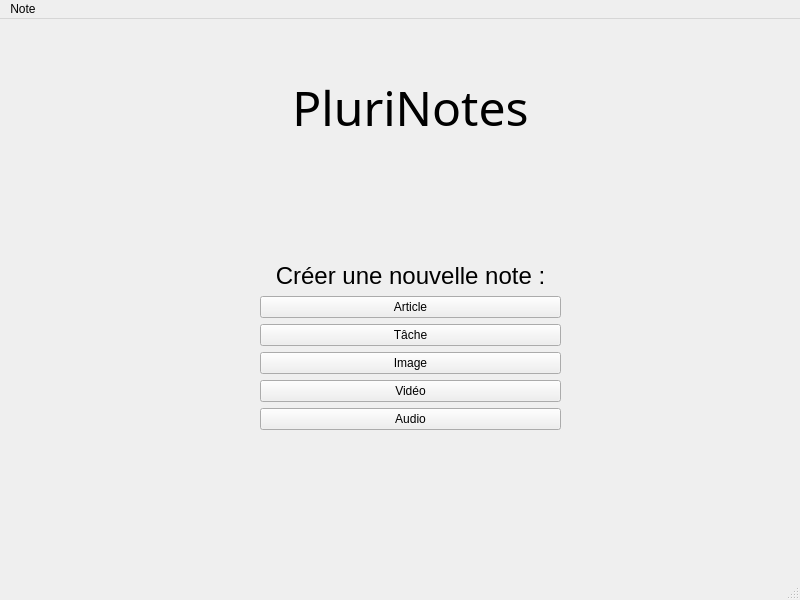
Qt form PluriNote/mainwindow.ui (Loickwpj/LO21_project) before a commit.
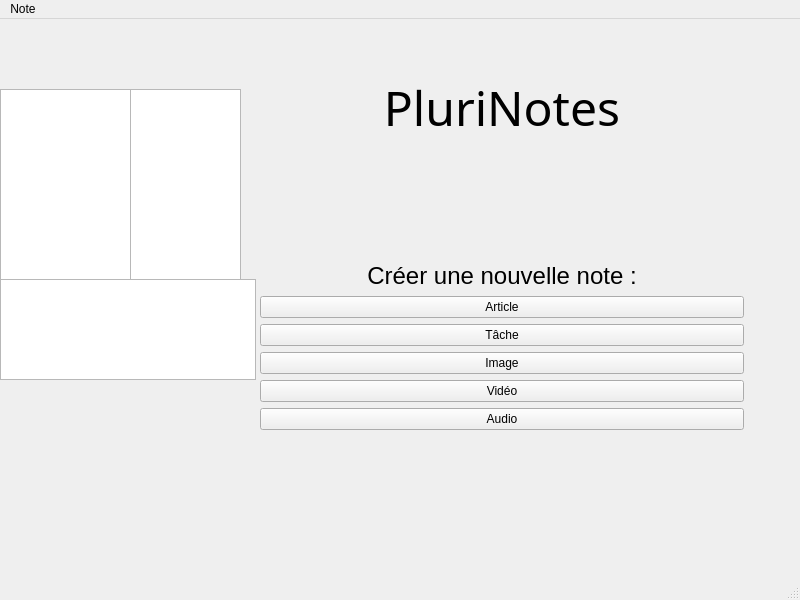
The same form after that commit.

Commit message: Ajout des listes de notes/taches/archive après le load

```diff
--- a/PluriNote/mainwindow.ui
+++ b/PluriNote/mainwindow.ui
@@ -19,7 +19,7 @@
      <rect>
       <x>260</x>
       <y>0</y>
-      <width>301</width>
+      <width>484</width>
       <height>561</height>
      </rect>
     </property>
@@ -150,6 +150,36 @@
      </item>
     </layout>
    </widget>
+   <widget class="QListWidget" name="listWidgetNotesActives">
+    <property name="geometry">
+     <rect>
+      <x>0</x>
+      <y>70</y>
+      <width>131</width>
+      <height>192</height>
+     </rect>
+    </property>
+   </widget>
+   <widget class="QListWidget" name="listWidgetTasksActives">
+    <property name="geometry">
+     <rect>
+      <x>130</x>
+      <y>70</y>
+      <width>111</width>
+      <height>192</height>
+     </rect>
+    </property>
+   </widget>
+   <widget class="QListWidget" name="listWidgetArchive">
+    <property name="geometry">
+     <rect>
+      <x>0</x>
+      <y>260</y>
+      <width>256</width>
+      <height>101</height>
+     </rect>
+    </property>
+   </widget>
   </widget>
   <widget class="QMenuBar" name="menubar">
    <property name="geometry">
```
Left out of the diff: 2 changed lines with no effect on the pictures. The commit also changes 7 other files.
